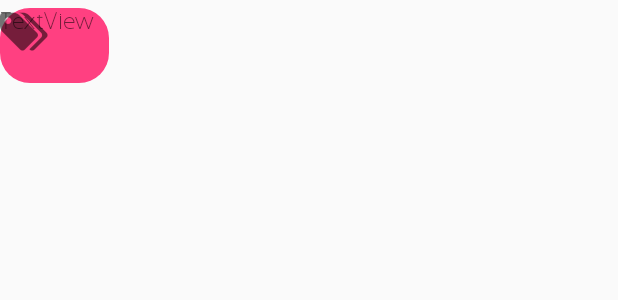
After one commit to eMergeSolutionsGitHub/ChannelBridge, an Android app: the layout list_productcategory_tagview.xml on its own in the app's theme, with its tools: preview values and no code run, on a phone screen of 412 x 824 dp. The commit adds this screen. Shown: the top 300 px of the screen. Run offline under Robolectric (Android 15) with nearby library versions, the phone set to English and light mode, and no system bars.

Commit message:
2017-02-01 1.0

```diff
--- a/app/build.gradle
+++ b/app/build.gradle
@@ -48,4 +48,5 @@ dependencies {
     compile 'com.squareup.picasso:picasso:2.5.2'
     compile 'com.toptoche.searchablespinner:searchablespinnerlibrary:1.3.1'
 
+    compile 'com.android.support.constraint:constraint-layout:1.0.0-beta4'
 }
--- a/app/src/main/AndroidManifest.xml
+++ b/app/src/main/AndroidManifest.xml
@@ -15,7 +15,7 @@
         android:theme="@style/AppTheme">
         <activity
             android:name=".Layout.Splash"
-            android:screenOrientation="landscape">
+            >
             <intent-filter>
                 <action android:name="android.intent.action.MAIN" />
                 <category android:name="android.intent.category.LAUNCHER" />
--- /dev/null
+++ b/app/src/main/res/drawable/rounded_corner_productcategorytag.xml
@@ -0,0 +1,12 @@
+<?xml version="1.0" encoding="utf-8"?>
+<shape
+    xmlns:android="http://schemas.android.com/apk/res/android"
+    android:shape="rectangle">
+    <solid
+        android:color="@color/colorAccent" >
+    </solid>
+    <corners
+        android:radius="20dp"   >
+    </corners>
+
+</shape>
--- /dev/null
+++ b/app/src/main/res/layout/list_productcategory_tagview.xml
@@ -0,0 +1,36 @@
+<?xml version="1.0" encoding="utf-8"?>
+<android.support.constraint.ConstraintLayout xmlns:android="http://schemas.android.com/apk/res/android"
+    xmlns:app="http://schemas.android.com/apk/res-auto"
+    xmlns:tools="http://schemas.android.com/tools"
+    android:layout_width="wrap_content"
+    android:layout_height="50dp"
+    android:background="@drawable/rounded_corner_productcategorytag"
+    android:layout_marginTop="5dp">
+
+
+    <android.support.constraint.ConstraintLayout
+        tools:layout_editor_absoluteX="10dp"
+        tools:layout_editor_absoluteY="0dp"
+        android:layout_width="50dp"
+        android:layout_height="50dp">
+
+        <emerge.lk.channelbridge.Font.TextViewFontAwesome
+            android:text="@string/icon_invoiceproducttagview_product"
+            android:layout_width="wrap_content"
+            android:layout_height="wrap_content"
+            android:id="@+id/textView7"
+            android:textSize="30sp"
+            tools:layout_editor_absoluteY="10dp"
+            tools:layout_editor_absoluteX="10dp" />
+
+    </android.support.constraint.ConstraintLayout>
+
+    <emerge.lk.channelbridge.Font.FontTitle
+        android:text="TextView"
+        android:layout_width="wrap_content"
+        android:layout_height="wrap_content"
+        android:id="@+id/txtView_taginvoice_productcategory"
+        tools:layout_editor_absoluteY="15dp"
+        tools:layout_editor_absoluteX="60dp"
+        android:paddingRight="10dp" />
+</android.support.constraint.ConstraintLayout>
--- a/app/src/main/res/values/strings.xml
+++ b/app/src/main/res/values/strings.xml
@@ -99,6 +99,9 @@
     <string name="string_invoice_product_retailprice">Ret.Price</string>
     <string name="icon_invoice_shoppingcart">&#xf07a;</string>
     <string name="icon_invoice_circle">&#xf111;</string>
+    <string name="icon_invoice_product_category"> &#xf187;</string>
+     --//product tag view
+    <string name="icon_invoiceproducttagview_product">&#xf02c;</string>
 
 
     //Customer
@@ -107,4 +110,6 @@
 
 
 
+
+
 </resources>
```
Also changed, not shown: app/src/main/res/layout/layout_invoice.xml (+48 -0 lines), app/src/main/res/layout/layout_splash.xml (+27 -13 lines).
